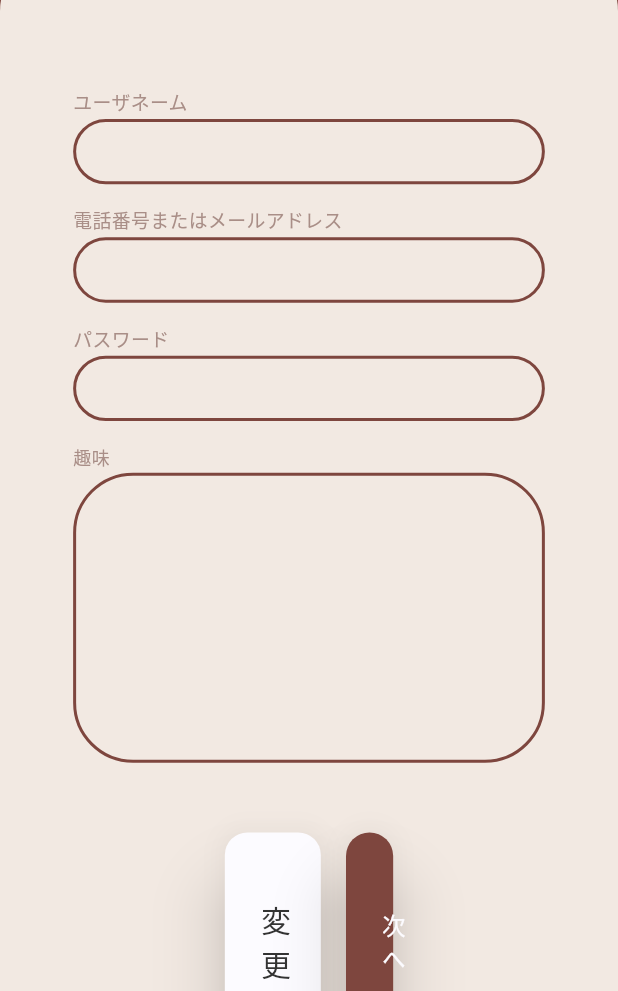
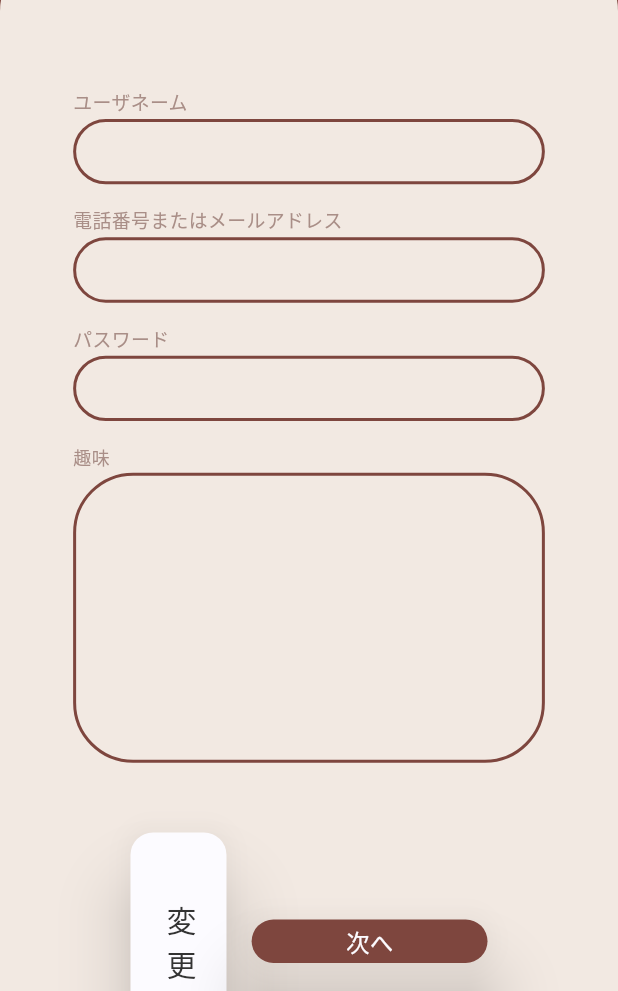
Before and after one commit to k-hinata515/time_alchemy_app, a Flutter app: the Registered_Content_Page screen opened directly, on a phone screen of 412 x 824 dp, the part 245-1236 px from its top. Run offline on Flutter 3.47's test engine with Material 3 defaults, Android fonts, the phone set to English and light mode, and no system bars; our stand-ins replace cloud_firestore, device_preview, firebase_auth, firebase_core, flutter_rating_bar, fluttertoast and 6 more; missing offline and left inert: flutter_polyline_points, google_place; accounts and stored records are empty; generated files the repository leaves out were written again.

Commit message:
update ボタンサイズ更新

```diff
--- a/lib/View/login_page.dart
+++ b/lib/View/login_page.dart
@@ -150,8 +150,8 @@ class _LoginPage extends State<LoginPage> {
                         );
                       }
                     },
-                    width: 45,
-                    height: 150,
+                    width: 150,
+                    height: 45,
                   ),
                   SizedBox(
                     height: screen.designH(16),
--- a/lib/View/registered_content_page.dart
+++ b/lib/View/registered_content_page.dart
@@ -136,8 +136,8 @@ class _Registered_Content_Page extends State<Registered_Content_Page> {
                       ChoiceButtonRed(
                         text: '次へ',
                         onPressed: () => _newregistration(context),
-                        width: 30,
-                        height: 150,
+                        width: 150,
+                        height: 30,
                       ),
                     ],
                   ),
```
